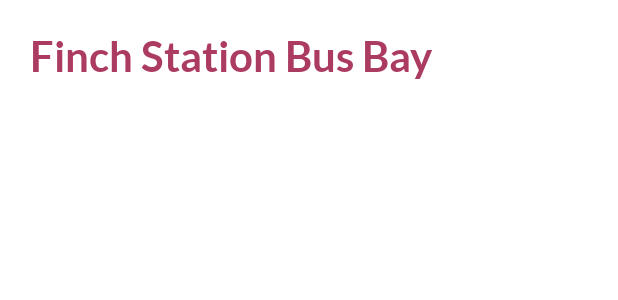
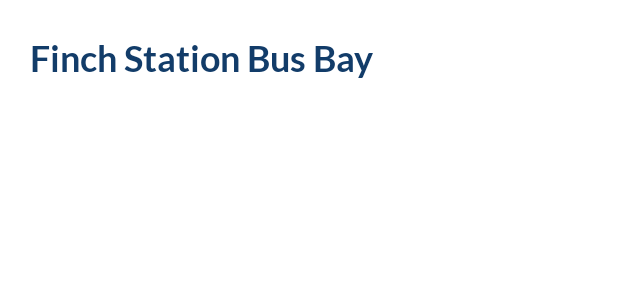
Before and after one commit to edisonpagtakhan/finch-station, an Android app: the layout stop_header.xml on its own in the app's theme, with its tools: preview values and no code run, on a phone screen of 412 x 824 dp. Shown: the top 300 px of the screen. Run offline under Robolectric (Android 15) with nearby library versions, the phone set to English and light mode, and no system bars.

Commit message:
fix: Adjust font sizes and spacing

```diff
--- a/app/src/main/res/layout/fragment_details.xml
+++ b/app/src/main/res/layout/fragment_details.xml
@@ -78,8 +78,9 @@
                     android:layout_marginHorizontal="20dp"
                     android:layout_marginTop="32dp"
                     android:text="@{routeName}"
-                    android:textSize="32sp"
+                    android:textSize="28sp"
                     android:textStyle="bold"
+                    android:textColor="@color/colorPrimaryDark"
                     android:breakStrategy="simple"
                     app:layout_constraintEnd_toEndOf="parent"
                     app:layout_constraintStart_toStartOf="parent"
--- a/app/src/main/res/layout/stop_header.xml
+++ b/app/src/main/res/layout/stop_header.xml
@@ -4,8 +4,9 @@
     android:id="@+id/headerView"
     android:layout_width="match_parent"
     android:layout_height="wrap_content"
-    android:padding="20dp"
-    android:textSize="28sp"
+    android:paddingHorizontal="20dp"
+    android:paddingVertical="24dp"
+    android:textSize="24sp"
     android:textStyle="bold"
-    android:textColor="@color/colorAccent"
+    android:textColor="@color/colorPrimaryDark"
     tools:text="Finch Station Bus Bay" />
--- a/app/src/main/res/layout/stop_time_item.xml
+++ b/app/src/main/res/layout/stop_time_item.xml
@@ -28,6 +28,8 @@
                 android:layout_height="wrap_content"
                 android:layout_marginEnd="20dp"
                 android:lineSpacingExtra="4dp"
+                android:textSize="14sp"
+                android:textStyle="bold"
                 android:text="@{stopTime.shape}"
                 app:layout_constraintEnd_toStartOf="@id/nextStopEtaView"
                 app:layout_constraintStart_toStartOf="parent"
--- a/app/src/main/res/values/colors.xml
+++ b/app/src/main/res/values/colors.xml
@@ -2,7 +2,6 @@
 <resources>
     <color name="colorPrimary">#EEE2DC</color>
     <color name="colorPrimaryDark">#123C69</color>
-    <color name="colorAccent">#AC3B61</color>
+    <color name="colorAccent">#9C3848</color>
 
-    <color name="colorSand">#edc7b7</color>
 </resources>
--- a/app/src/main/res/values/styles.xml
+++ b/app/src/main/res/values/styles.xml
@@ -8,6 +8,7 @@
         <item name="android:windowContentTransitions">true</item>
         <item name="android:fontFamily">@font/lato</item>
         <item name="android:textColor">@android:color/black</item>
+        <item name="android:textSize">12sp</item>
         <item name="chipStyle">@style/AppTheme.ChipStyle</item>
     </style>
 
@@ -26,6 +27,7 @@
         <item name="closeIconVisible">false</item>
         <item name="android:focusable">false</item>
         <item name="android:clickable">false</item>
+        <item name="chipBackgroundColor">@color/colorPrimary</item>
     </style>
 
 </resources>
```
Also changed, not shown: app/src/main/res/layout/activity_main.xml (+35 -25 lines).
